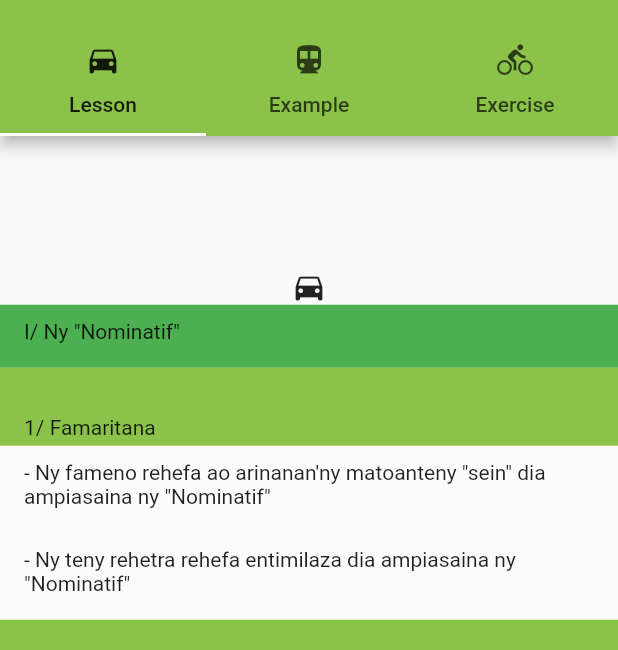
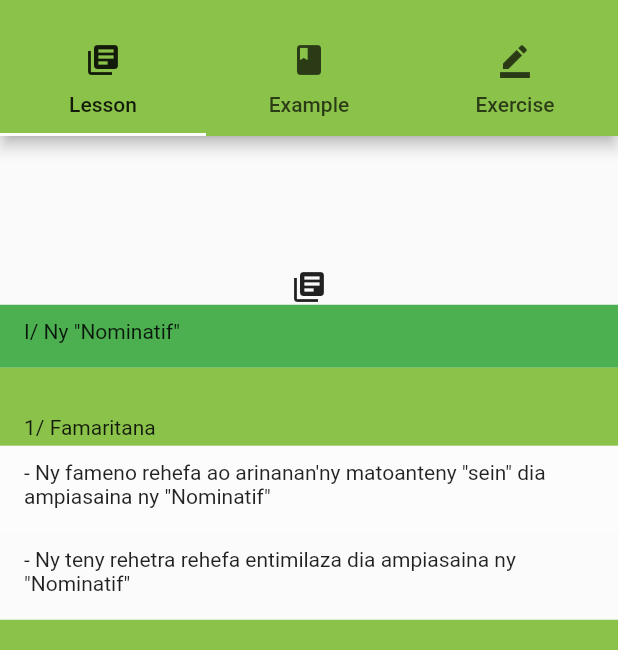
Before and after one commit to RajaomalalaSendra/mianatra_allemand, a Flutter app: the screen it shows after launch, on a phone screen of 412 x 824 dp, the part 59-709 px from its top. Run offline on Flutter 3.47's test engine with Material 2 defaults, Android fonts, the phone set to English and light mode, and no system bars.

Commit message:
creation of the icon for the project

```diff
--- a/lib/src/views/screens/home.dart
+++ b/lib/src/views/screens/home.dart
@@ -43,11 +43,11 @@ class _MianatraAlemanaHomePageState extends State<MianatraAlemanaHomePage> {
                   appBar: AppBar(
                     bottom: TabBar(
                       tabs: [
-                          Tab(icon: Icon(Icons.directions_car),
+                          Tab(icon: Icon(Icons.library_books),
                           text: "Lesson"),
-                          Tab(icon: Icon(Icons.directions_transit),
+                          Tab(icon: Icon(Icons.book),
                           text: "Example"),
-                          Tab(icon: Icon(Icons.directions_bike),
+                          Tab(icon: Icon(Icons.border_color),
                           text: "Exercise"),
                         ],
                     ),
@@ -62,7 +62,7 @@ class _MianatraAlemanaHomePageState extends State<MianatraAlemanaHomePage> {
                                 mainAxisAlignment: MainAxisAlignment.start,
                                 crossAxisAlignment: CrossAxisAlignment.stretch,
                                 children: [
-                                  Icon(Icons.directions_car),
+                                  Icon(Icons.library_books),
                                   this.createCases("I/ Ny \"Nominatif\"", _contentListsNominatif),
                                 ]
                               ),
@@ -72,13 +72,13 @@ class _MianatraAlemanaHomePageState extends State<MianatraAlemanaHomePage> {
                           Tab(
                             child: Column(
                               children: <Widget>[
-                                  Icon(Icons.directions_transit),
+                                  Icon(Icons.book),
                                   TextSection("2/ Ohatra", "a) Du bist mein Freund."),
                                   SimpleTextSection("b) Die Frau ist hiere."),
                               ],
                             ),
                           ),
-                          Icon(Icons.directions_bike),
+                          Icon(Icons.border_color),
                         ],
                       ),
                   ),
```
